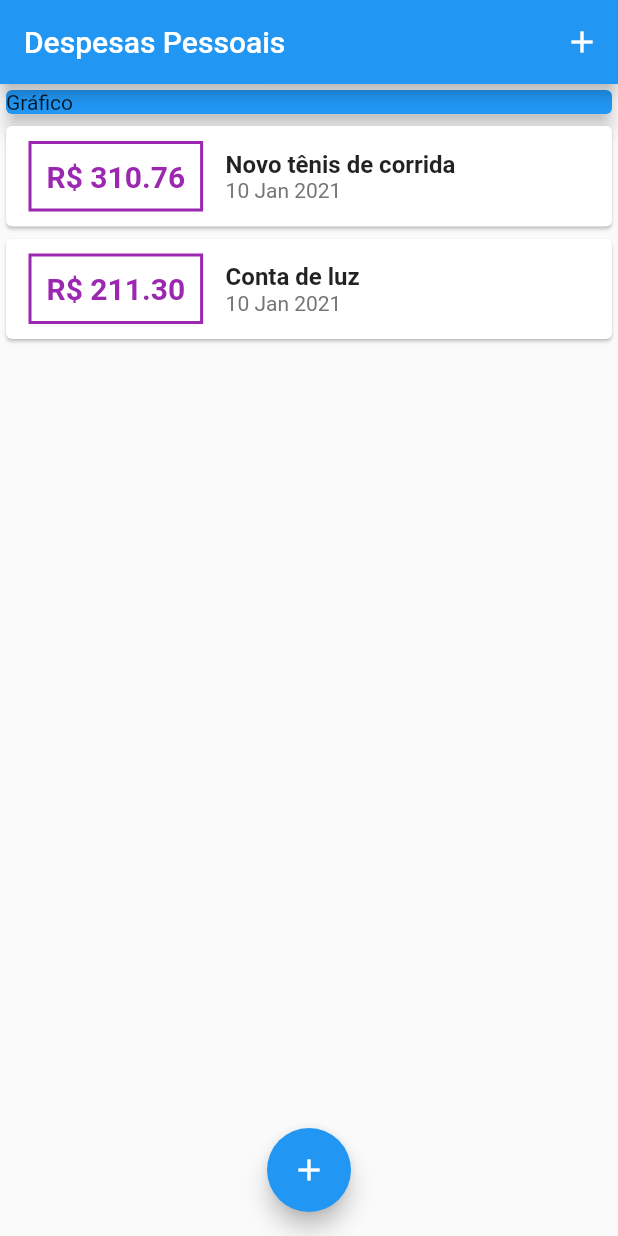
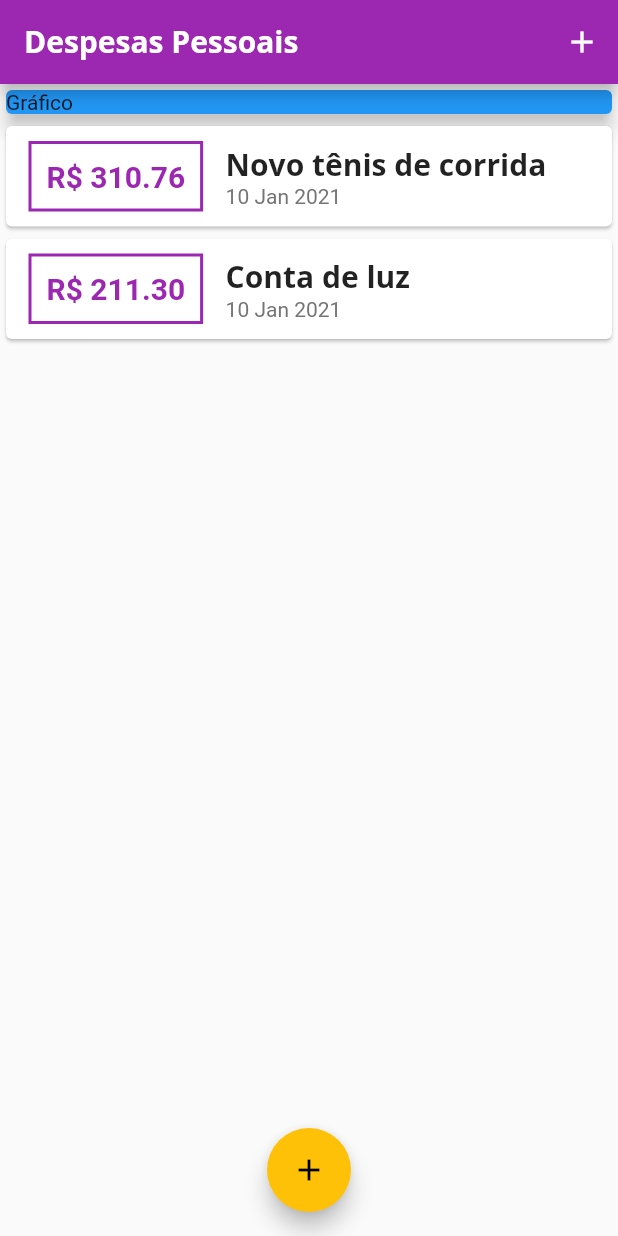
Before and after one commit to MicaelLevi/Flutter, a Flutter app: the screen it shows after launch, on a phone screen of 412 x 824 dp. Run offline on Flutter 3.47's test engine with Material 2 defaults, Android fonts, the phone set to English and light mode, and no system bars.

Commit message:
Fontes e estilos alterados

```diff
--- a/expenses/lib/components/transactionList.dart
+++ b/expenses/lib/components/transactionList.dart
@@ -25,7 +25,7 @@ class TransactionList extends StatelessWidget {
                   ),
                   decoration: BoxDecoration(
                     border: Border.all(
-                      color: Colors.purple,
+                      color: Theme.of(context).primaryColor,
                       width: 2,
                     ),
                   ),
@@ -35,7 +35,7 @@ class TransactionList extends StatelessWidget {
                     style: TextStyle(
                       fontWeight: FontWeight.bold,
                       fontSize: 20,
-                      color: Colors.purple,
+                      color: Theme.of(context).primaryColor,
                     ),
                   ),
                 ),
@@ -44,10 +44,7 @@ class TransactionList extends StatelessWidget {
                   children: [
                     Text(
                       tr.title,
-                      style: TextStyle(
-                        fontWeight: FontWeight.bold,
-                        fontSize: 16,
-                      ),
+                      style: Theme.of(context).textTheme.headline6,
                     ),
                     Text(
                       DateFormat('d MMM y').format(tr.date),
--- a/expenses/lib/main.dart
+++ b/expenses/lib/main.dart
@@ -13,6 +13,27 @@ class ExpensesApp extends StatelessWidget {
   Widget build(BuildContext context) {
     return MaterialApp(
       home: MyHomePage(),
+      theme: ThemeData(
+        primarySwatch: Colors.purple,
+        accentColor: Colors.amber,
+        fontFamily: 'Quicksand',
+        textTheme: ThemeData.light().textTheme.copyWith(
+              headline6: TextStyle(
+                fontFamily: 'OpenSans',
+                fontSize: 20,
+                fontWeight: FontWeight.bold,
+              ),
+            ),
+        appBarTheme: AppBarTheme(
+          textTheme: ThemeData.light().textTheme.copyWith(
+                headline6: TextStyle(
+                  fontFamily: 'OpenSans',
+                  fontSize: 20,
+                  fontWeight: FontWeight.bold,
+                ),
+              ),
+        ),
+      ),
     );
   }
 }
```
Also changed, not shown: expenses/pubspec.yaml (+12 -7 lines), expenses/assets/fonts/OpenSans-Bold.ttf (added), expenses/assets/fonts/OpenSans-Regular.ttf (added), expenses/assets/fonts/Quicksand-Bold.ttf (added), expenses/assets/fonts/Quicksand-Light.ttf (added), expenses/assets/fonts/Quicksand-Medium.ttf (added), expenses/assets/fonts/Quicksand-Regular.ttf (added).
